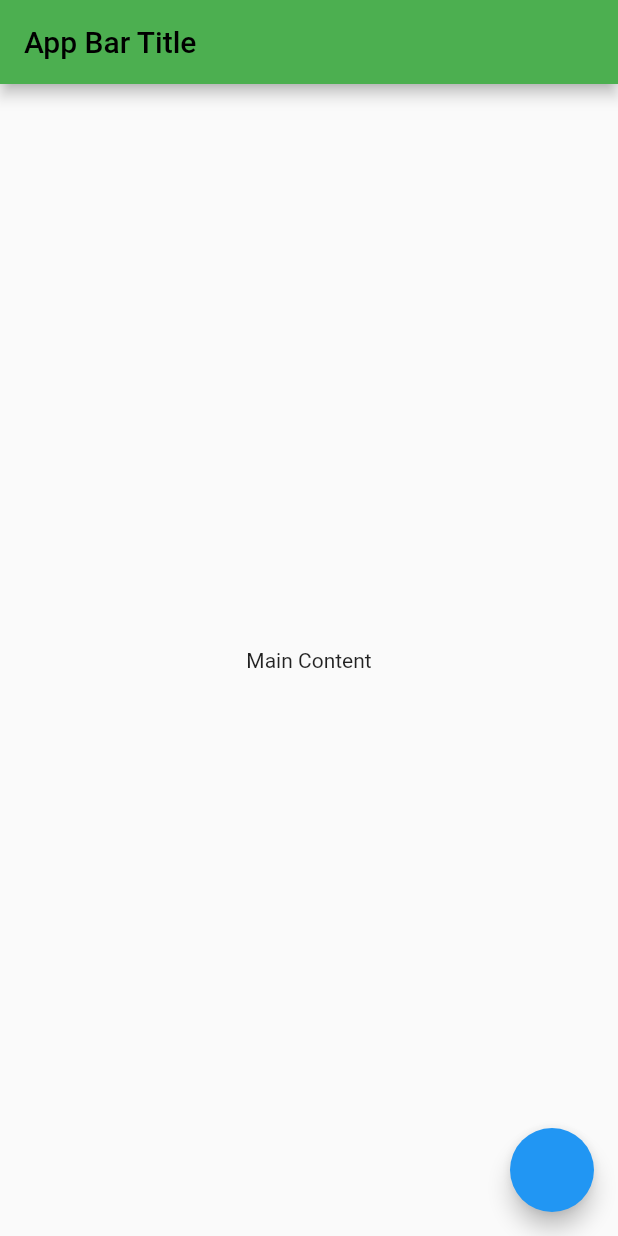
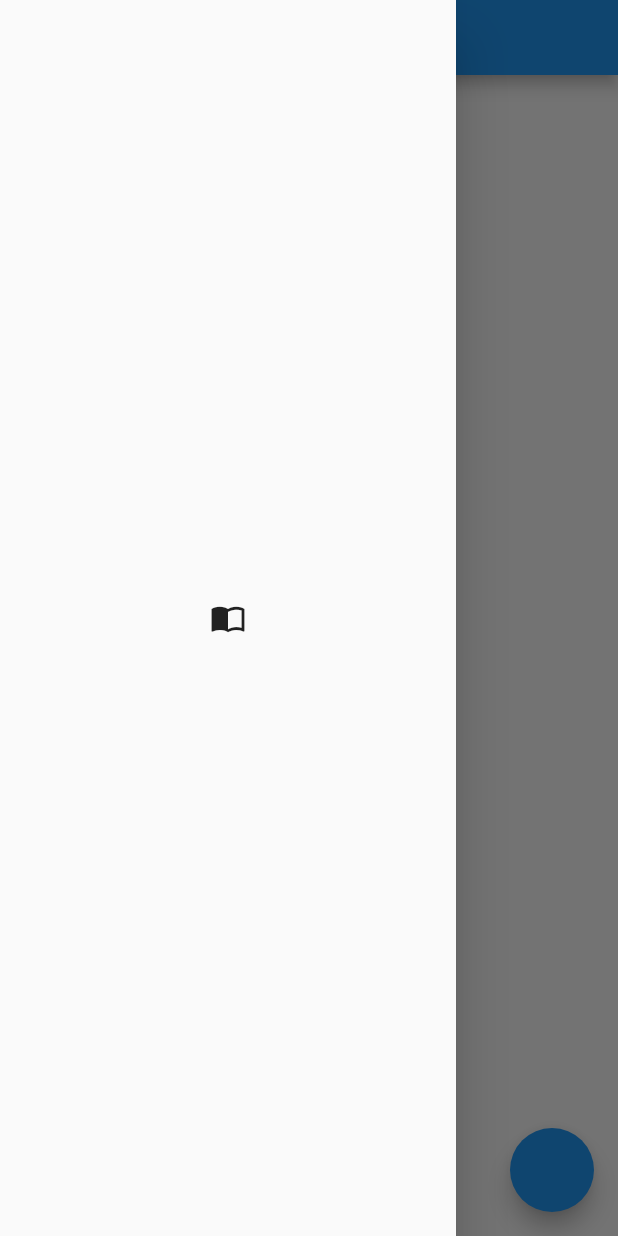
Before and after one commit to andrewchuev/flutter_boilerplate, a Flutter app: the screen it shows after launch, with the side drawer open (before the commit the screen has no drawer), on a phone screen of 412 x 824 dp. Run offline on Flutter 3.47's test engine with Material 2 defaults, Android fonts, the phone set to English and light mode, and no system bars; our stand-ins replace adaptive_theme.

Commit message:
Add custom Drawer and custom AppBar

```diff
--- a/lib/main.dart
+++ b/lib/main.dart
@@ -21,6 +21,11 @@ class App extends StatelessWidget {
         debugShowCheckedModeBanner: false,
         theme: light,
         darkTheme: dark,
+        initialRoute: '/',
+        routes: {
+          '/': (context) => Home(),
+          '/second': (context) => SecondScreen(),
+        },
         localizationsDelegates: [
           S.delegate,
           GlobalMaterialLocalizations.delegate,
@@ -29,7 +34,6 @@ class App extends StatelessWidget {
         ],
         supportedLocales: S.delegate.supportedLocales,
         title: 'Adaptive Theme Demo',
-        home: Home(),
       ),
     );
   }
@@ -46,12 +50,62 @@ class _HomeState extends State<Home> {
   @override
   Widget build(BuildContext context) {
     return Scaffold(
-        floatingActionButton: FloatingActionButton(
-          onPressed: () => AdaptiveTheme.of(context).toggleThemeMode(),
+      floatingActionButton: FloatingActionButton(
+        onPressed: () => AdaptiveTheme.of(context).toggleThemeMode(),
+      ),
+      drawer: MainDrawer(),
+      appBar: CustomAppBar(S.of(context).appbar_title),
+      //appBar: AppBar(title: Text(S.of(context).appbar_title)),
+      body: Center(
+        child: ElevatedButton(
+          onPressed: () {
+            Navigator.pushNamed(context, '/second');
+          },
+          child: Text('Launch screen'),
         ),
-        appBar: AppBar(title: Text(S.of(context).appbar_title)),
-        body: Center(
-          child: Text(S.of(context).main_content),
-        ));
+      ),
+    );
   }
 }
+
+class SecondScreen extends StatelessWidget {
+  const SecondScreen({Key? key}) : super(key: key);
+
+  @override
+  Widget build(BuildContext context) {
+    return Scaffold(
+      appBar: CustomAppBar('Second Screen'),
+      body: Container(
+        child: Text('Second screen'),
+      ),
+    );
+  }
+}
+
+class CustomAppBar extends StatelessWidget with PreferredSizeWidget {
+  final String _title;
+
+  @override
+  final Size preferredSize;
+
+  CustomAppBar(this._title, {Key? key})
+      : preferredSize = Size.fromHeight(50.0),
+        super(key: key);
+
+  @override
+  Widget build(BuildContext context) {
+    return AppBar(
+      title: Text('$_title'),
+      centerTitle: true,
+    );
+  }
+}
+
+class MainDrawer extends StatelessWidget {
+  @override
+  Widget build(BuildContext context) {
+    return Drawer(
+      child: Icon(Icons.import_contacts),
+    );
+  }
+}
--- a/lib/themes.dart
+++ b/lib/themes.dart
@@ -1,9 +1,11 @@
 import 'package:flutter/material.dart';
 
 final kLightTheme = ThemeData.light().copyWith(
-    brightness: Brightness.dark,
-    appBarTheme: AppBarTheme(color: Colors.green));
+  brightness: Brightness.dark,
+  //appBarTheme: AppBarTheme(color: Colors.green)
+);
 
 final kDarkTheme = ThemeData.dark().copyWith(
-    brightness: Brightness.light,
-    appBarTheme: AppBarTheme(color: Colors.black));
+  brightness: Brightness.light,
+  //appBarTheme: AppBarTheme(color: Colors.black)
+);
```
Also changed, not shown: 1 other file.
